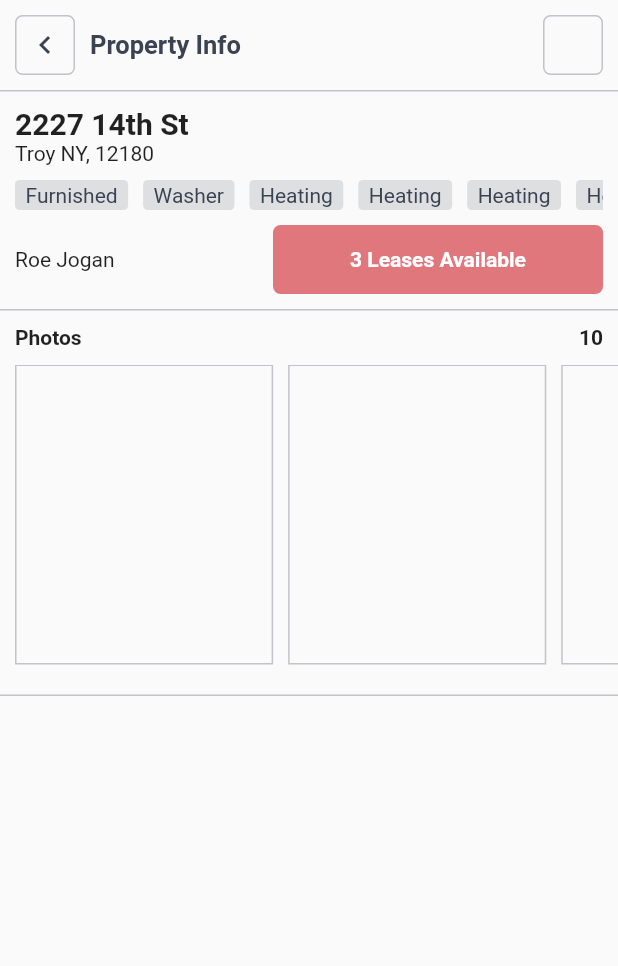
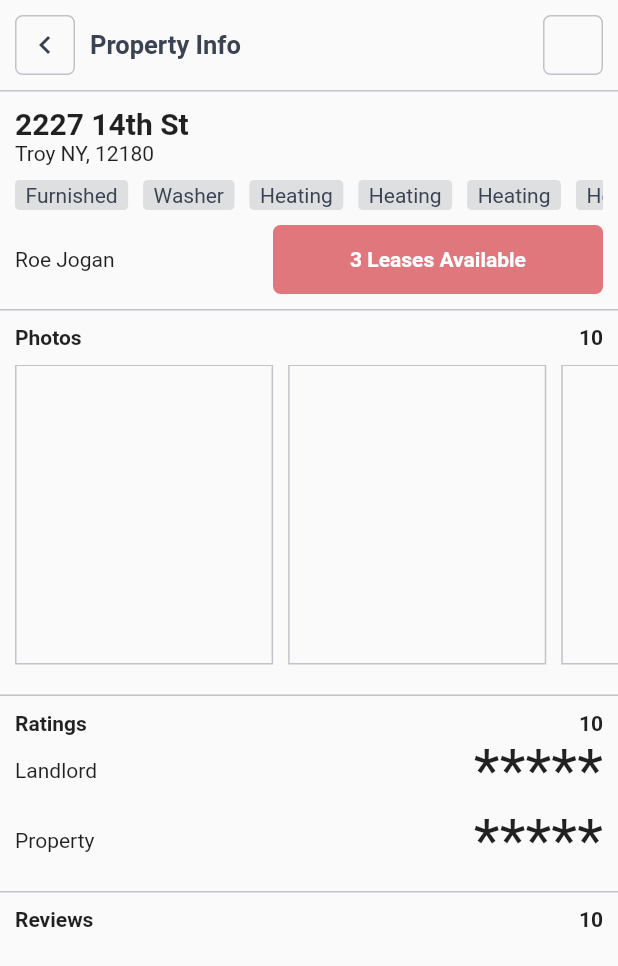
Before and after one commit to Esquiire/offcmpus-mobile, a Flutter app: the PropertyInfoScreen widget shown alone on an empty page, opened directly, on a phone screen of 412 x 824 dp. Shown: the top 966 px of the screen. Run offline on Flutter 3.47's test engine with Material 2 defaults, Android fonts, the phone set to English and light mode, and no system bars; our stand-ins replace carousel_slider, flutter_dotenv, flutter_secure_storage, graphql_flutter, hive, numberpicker; accounts and stored records are empty.

Commit message:
Added ratings and reviews to the property info view

```diff
--- a/lib/screens/PropertyInfo.dart
+++ b/lib/screens/PropertyInfo.dart
@@ -142,6 +142,74 @@ class _PropertyInfoScreenState extends State<PropertyInfoScreen> {
                 )
               ],
             ),
+          ),
+          Container(
+            decoration: BoxDecoration(
+                border: Border(
+                    bottom: BorderSide(
+                        width: 1, color: Constants.navy(opacity: 0.3)))),
+            padding: EdgeInsets.fromLTRB(10, 10, 10, 10),
+            child: Column(
+              children: [
+                Container(
+                  child: Row(
+                    mainAxisAlignment: MainAxisAlignment.spaceBetween,
+                    children: [
+                      Text(
+                        "Ratings",
+                        style: TextStyle(fontWeight: FontWeight.bold),
+                      ),
+                      Text(
+                        "10",
+                        style: TextStyle(fontWeight: FontWeight.bold),
+                      )
+                    ],
+                  ),
+                ),
+                Column(
+                  children: [
+                    Container(
+                      child: Row(
+                        mainAxisAlignment: MainAxisAlignment.spaceBetween,
+                        children: [
+                          Text("Landlord"),
+                          Text("*****", style: TextStyle(fontSize: 40))
+                        ],
+                      ),
+                    ),
+                    Container(
+                      child: Row(
+                        mainAxisAlignment: MainAxisAlignment.spaceBetween,
+                        children: [
+                          Text("Property"),
+                          Text("*****", style: TextStyle(fontSize: 40))
+                        ],
+                      ),
+                    )
+                  ],
+                )
+              ],
+            ),
+          ),
+          Container(
+            padding: EdgeInsets.fromLTRB(10, 10, 10, 10),
+            child: Column(
+              children: [
+                Row(
+                  mainAxisAlignment: MainAxisAlignment.spaceBetween,
+                  children: [
+                    Text(
+                      "Reviews",
+                      style: TextStyle(fontWeight: FontWeight.bold),
+                    ),
+                    Text(
+                      "10",
+                      style: TextStyle(fontWeight: FontWeight.bold),
+                    )
+                  ],
+                )
+              ],
+            ),
           )
         ],
       );
```
